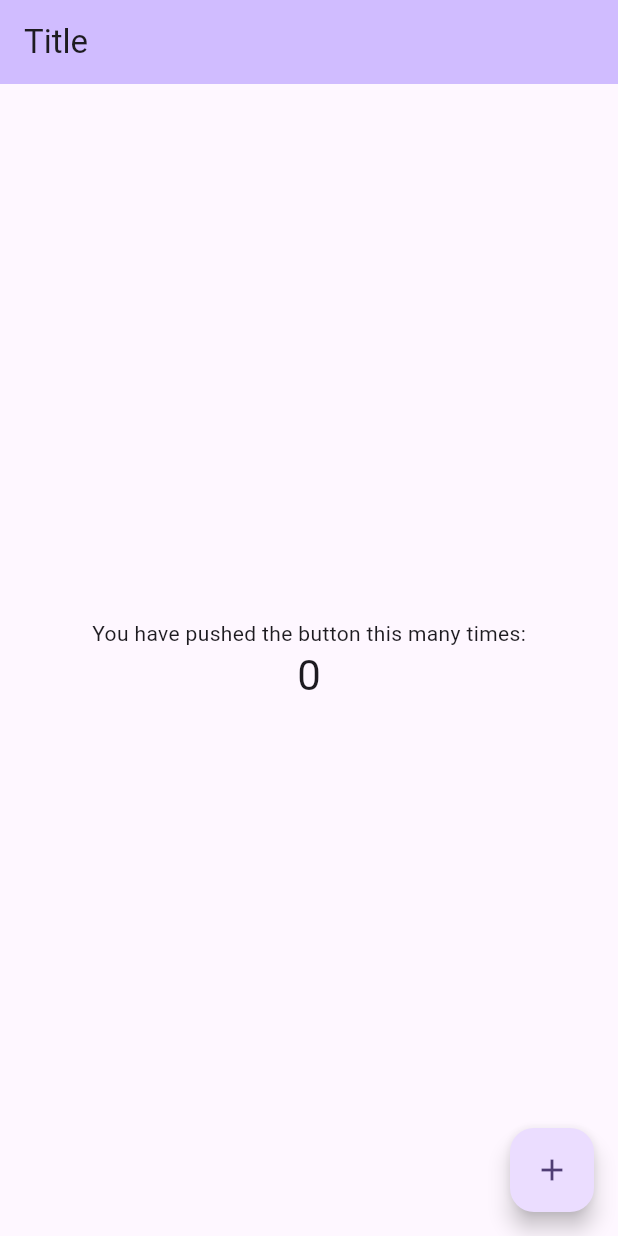
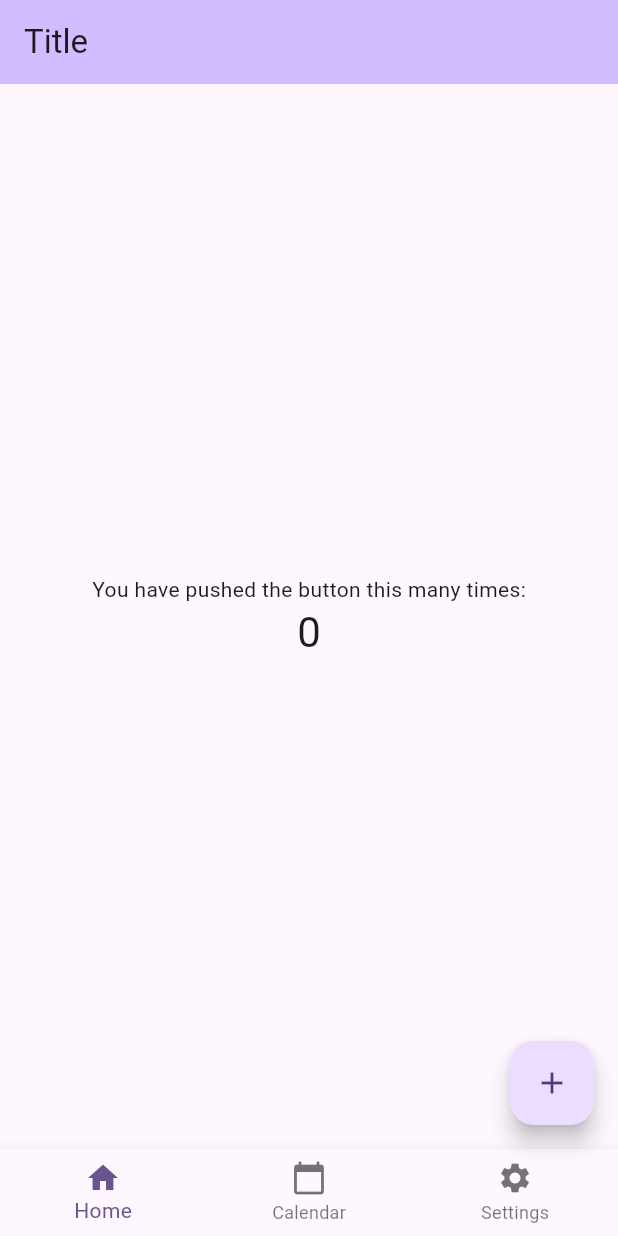
Before and after one commit to M-Shinoda/tasker, a Flutter app: the screen it shows after launch, on a phone screen of 412 x 824 dp. Run offline on Flutter 3.47's test engine with Material 3 defaults, Android fonts, the phone set to English and light mode, and no system bars; our stand-ins replace flutter_riverpod, riverpod_annotation; generated files the repository leaves out were written again.

Commit message:
wip: bottom navigation bar

```diff
--- a/lib/main.dart
+++ b/lib/main.dart
@@ -1,6 +1,7 @@
 import 'package:flutter/material.dart';
 import 'package:flutter_riverpod/flutter_riverpod.dart';
 import 'package:tasker/views/components/counter_increment_button.dart';
+import 'package:tasker/views/components/bottom_navigation_bar.dart';
 
 import 'package:tasker/views/pages/home.dart';
 
@@ -24,6 +25,7 @@ class MyApp extends StatelessWidget {
           title: Text("Title"),
         ),
         body: const HomePage(),
+        bottomNavigationBar: bottomNavicationBar(),
         floatingActionButton: CounterIncrementButton(),
       ),
     );
--- /dev/null
+++ b/lib/views/components/bottom_navigation_bar.dart
@@ -0,0 +1,17 @@
+import 'package:flutter/material.dart';
+
+BottomNavigationBar bottomNavicationBar() {
+  return BottomNavigationBar(
+    currentIndex: 0,
+    type: BottomNavigationBarType.fixed,
+
+    items: const <BottomNavigationBarItem>[
+      BottomNavigationBarItem(icon: Icon(Icons.home), label: 'Home'),
+      BottomNavigationBarItem(
+        icon: Icon(Icons.calendar_today),
+        label: 'Calendar',
+      ),
+      BottomNavigationBarItem(icon: Icon(Icons.settings), label: 'Settings'),
+    ],
+  );
+}
```
